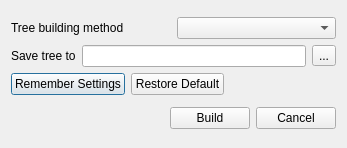
The window that src/corelibs/U2View/src/phyltree/ui/CreatePhyTreeDialog.ui (violethaze74/ugene) describes before a commit, drawn with Qt 5.
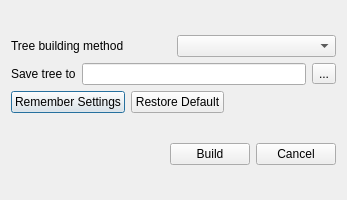
The same window after the commit.

Commit message: Fixes for the MrBayes dialog.

Diff of the .ui file:
```diff
--- a/src/corelibs/U2View/src/phyltree/ui/CreatePhyTreeDialog.ui
+++ b/src/corelibs/U2View/src/phyltree/ui/CreatePhyTreeDialog.ui
@@ -19,7 +19,7 @@
   <property name="minimumSize">
    <size>
     <width>346</width>
-    <height>140</height>
+    <height>200</height>
    </size>
   </property>
   <property name="windowTitle">
```
The commit also changes 3 other files.
